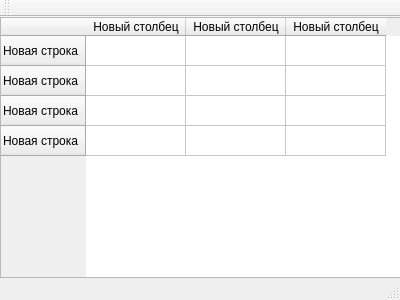
Before: the Qt Designer form mainwindow.ui in rch9/QueueingSystem, drawn with Qt 5.
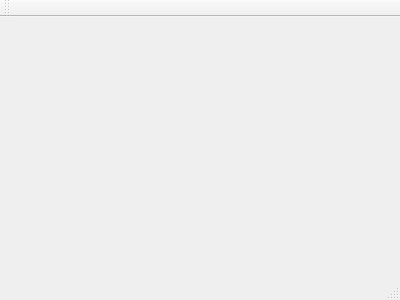
After: the same form once the commit is applied.

Commit message: add maket for table

What changed in the file:
```diff
--- a/mainwindow.ui
+++ b/mainwindow.ui
@@ -13,53 +13,7 @@
   <property name="windowTitle">
    <string>MainWindow</string>
   </property>
-  <widget class="QWidget" name="centralWidget">
-   <widget class="QTableWidget" name="tableWidget">
-    <property name="geometry">
-     <rect>
-      <x>0</x>
-      <y>0</y>
-      <width>401</width>
-      <height>261</height>
-     </rect>
-    </property>
-    <row>
-     <property name="text">
-      <string>Новая строка</string>
-     </property>
-    </row>
-    <row>
-     <property name="text">
-      <string>Новая строка</string>
-     </property>
-    </row>
-    <row>
-     <property name="text">
-      <string>Новая строка</string>
-     </property>
-    </row>
-    <row>
-     <property name="text">
-      <string>Новая строка</string>
-     </property>
-    </row>
-    <column>
-     <property name="text">
-      <string>Новый столбец</string>
-     </property>
-    </column>
-    <column>
-     <property name="text">
-      <string>Новый столбец</string>
-     </property>
-    </column>
-    <column>
-     <property name="text">
-      <string>Новый столбец</string>
-     </property>
-    </column>
-   </widget>
-  </widget>
+  <widget class="QWidget" name="centralWidget"/>
   <widget class="QMenuBar" name="menuBar">
    <property name="geometry">
     <rect>
```
The commit also changes 8 other files.
